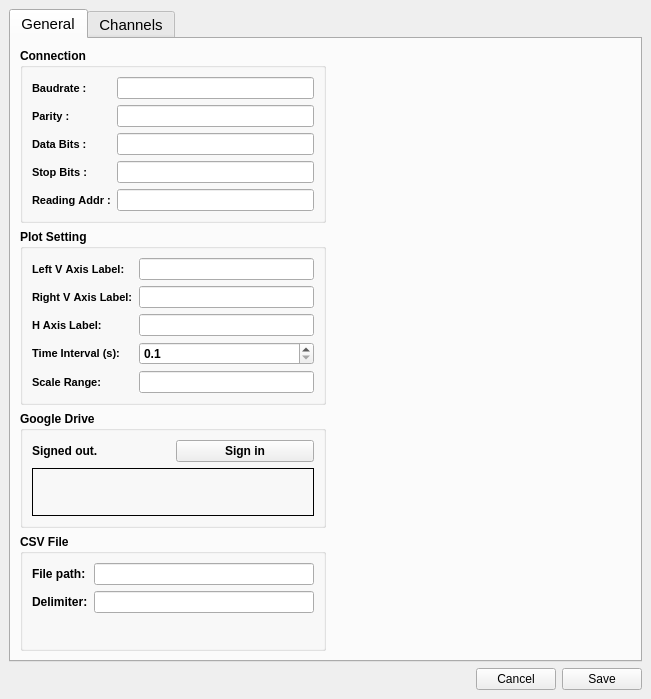
Qt form RaspPiReader/qt/settings.ui (ayroop/RaspPiReader) before a commit.
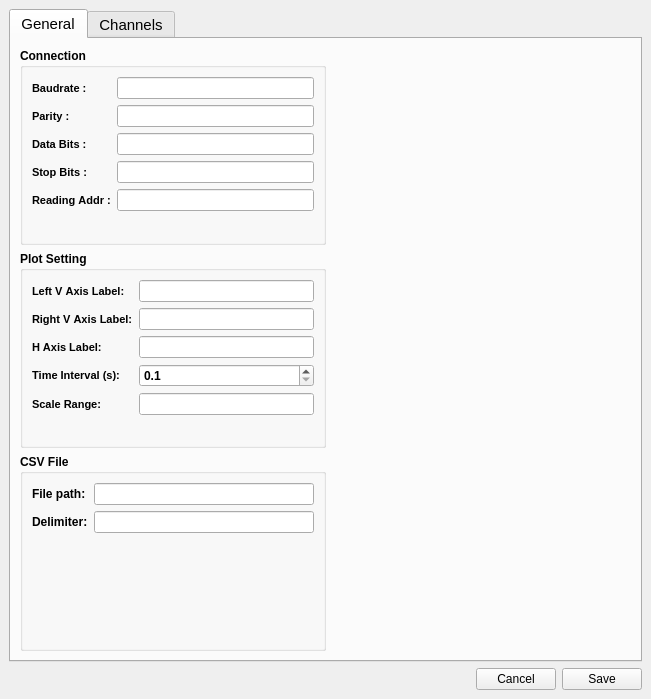
The same form after that commit. The open tabs and pages were chosen to show the change. Custom widgets are drawn as their Qt base class.

Commit message: Remove GDrive Sign in from settings form

Patch:
```diff
--- a/RaspPiReader/qt/settings.ui
+++ b/RaspPiReader/qt/settings.ui
@@ -336,60 +336,6 @@
               </layout>
              </widget>
             </item>
-            <item>
-             <widget class="QGroupBox" name="groupBox_6">
-              <property name="font">
-               <font>
-                <family>Segoe UI</family>
-                <pointsize>9</pointsize>
-                <bold>true</bold>
-               </font>
-              </property>
-              <property name="title">
-               <string>Google Drive</string>
-              </property>
-              <layout class="QGridLayout" name="gridLayout_4">
-               <item row="0" column="0">
-                <layout class="QVBoxLayout" name="verticalLayout">
-                 <item>
-                  <layout class="QHBoxLayout" name="horizontalLayout">
-                   <item>
-                    <widget class="QLabel" name="signinLabel">
-                     <property name="text">
-                      <string>Signed out.</string>
-                     </property>
-                    </widget>
-                   </item>
-                   <item>
-                    <widget class="QPushButton" name="signinPushButton">
-                     <property name="maximumSize">
-                      <size>
-                       <width>200</width>
-                       <height>16777215</height>
-                      </size>
-                     </property>
-                     <property name="text">
-                      <string>Sign in</string>
-                     </property>
-                    </widget>
-                   </item>
-                  </layout>
-                 </item>
-                 <item>
-                  <widget class="QLabel" name="emailLabel">
-                   <property name="frameShape">
-                    <enum>QFrame::Box</enum>
-                   </property>
-                   <property name="text">
-                    <string/>
-                   </property>
-                  </widget>
-                 </item>
-                </layout>
-               </item>
-              </layout>
-             </widget>
-            </item>
             <item>
              <widget class="QGroupBox" name="groupBox7">
               <property name="font">
```
Left out of the diff: 2 changed lines with no effect on the pictures. The commit also changes 2 other files.
